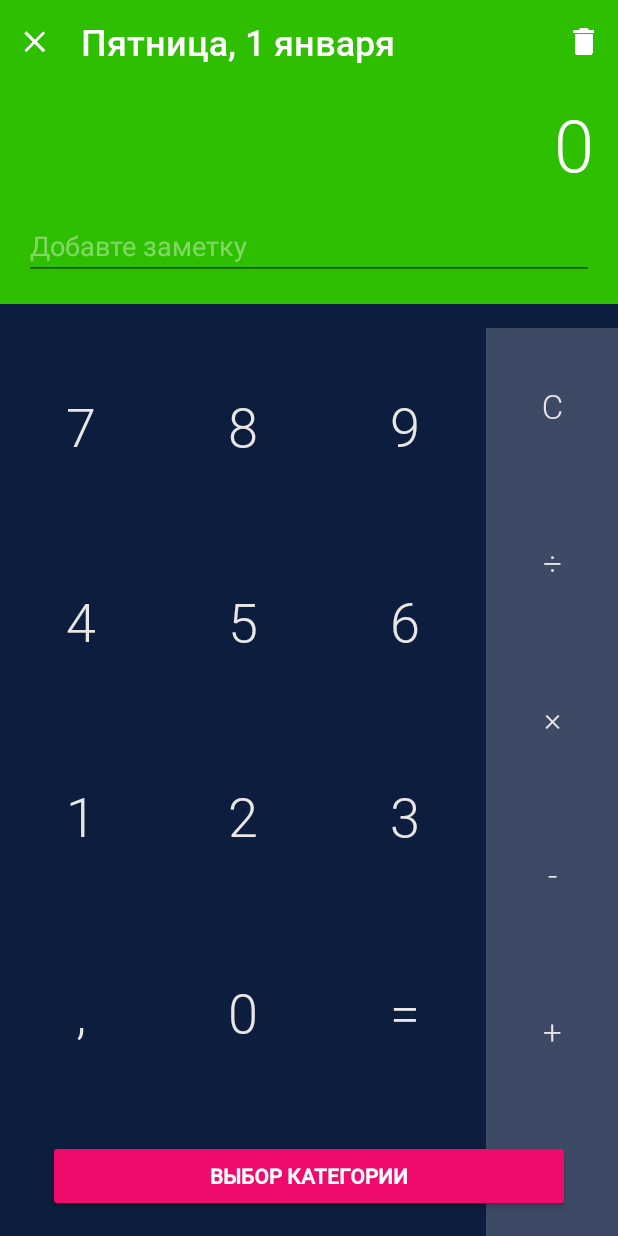
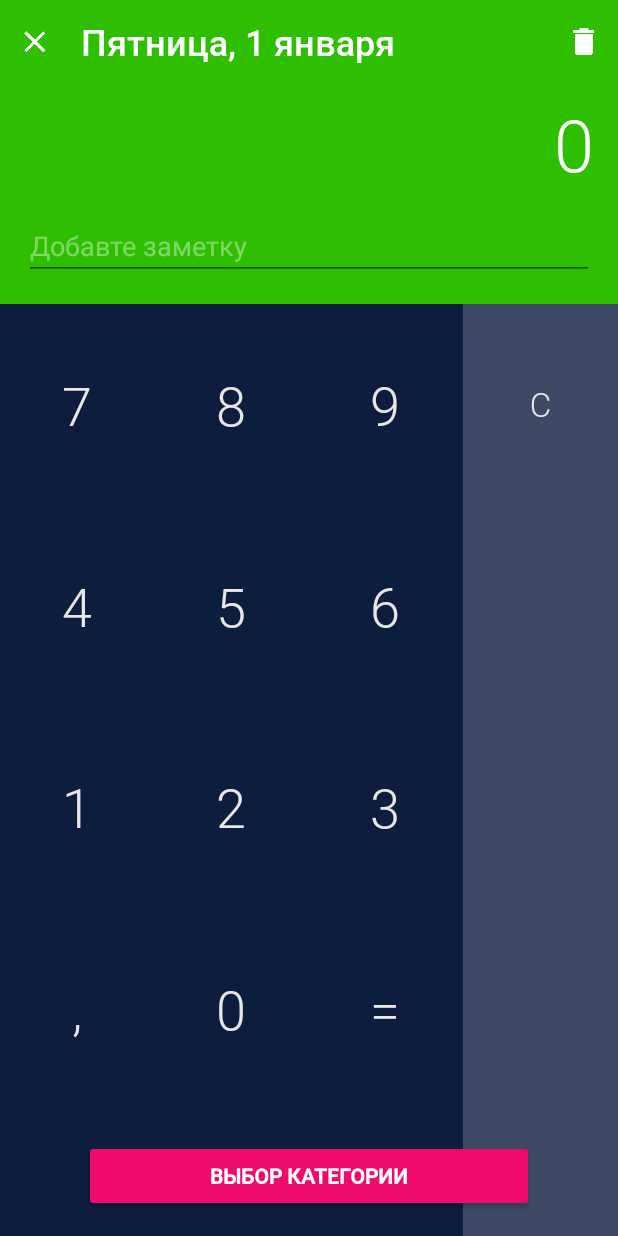
Before and after one commit to art7384/my-budget, an Android app: the GreenTransactionActivity screen opened directly, with no data from a screen before it, on a phone screen of 412 x 824 dp. Run offline under Robolectric (Android 15) with nearby library versions, the phone set to English and light mode, and no system bars; 2 statements that could not run were skipped.

Commit message:
Добавление категории

```diff
--- a/app/src/main/res/layout/activity_transaction_editor.xml
+++ b/app/src/main/res/layout/activity_transaction_editor.xml
@@ -68,7 +68,7 @@
         android:layout_marginHorizontal="16dp"
         android:hint="@string/add_note"
         android:imeOptions="actionDone"
-        android:inputType="textCapWords"
+        android:inputType="textCapSentences"
         android:textColor="#fff"
         android:textColorHint="#66ffffff" />
 
@@ -76,9 +76,9 @@
         android:layout_marginTop="16sp"
         android:orientation="vertical"
         android:layout_width="match_parent"
-        android:layout_height="match_parent"
-        android:background="@color/dark"
-        android:paddingTop="16dp">
+        android:layout_height="0dp"
+        android:layout_weight="1"
+        android:background="@color/dark">
 
         <include layout="@layout/layaut_keyboard" />
 
--- a/app/src/main/res/layout/layaut_kategory.xml
+++ b/app/src/main/res/layout/layaut_kategory.xml
@@ -19,13 +19,14 @@
         android:layout_weight="1"/>
 
     <Button
+        android:layout_gravity="center_horizontal"
         style="@style/MyButtonStyle.Colored"
         android:id="@+id/layautKategory_Button_addKategory"
         android:text="Добавить категорию"
         android:layout_marginTop="16dp"
         android:layout_marginRight="16dp"
         android:layout_marginLeft="16dp"
-        android:layout_width="match_parent"
+        android:layout_width="300dp"
         android:layout_height="wrap_content"
         android:layout_margin="16dp"/>
 
--- a/app/src/main/res/layout/layaut_keyboard.xml
+++ b/app/src/main/res/layout/layaut_keyboard.xml
@@ -7,84 +7,14 @@
     android:orientation="vertical">
 
     <LinearLayout
-        android:id="@+id/contOpiration"
-        android:layout_width="wrap_content"
+        android:layout_width="match_parent"
         android:layout_height="match_parent"
-        android:layout_alignParentRight="true"
-        android:background="#33ffffff"
-        android:orientation="vertical">
-
-        <Button
-            android:id="@+id/c"
-            style="@style/Button.Cal"
-            android:layout_width="wrap_content"
-            android:layout_height="0dp"
-            android:layout_weight="1"
-            android:padding="0dp"
-            android:text="c"
-            android:textSize="22sp" />
-
-        <Button
-            android:id="@+id/delit"
-            style="@style/Button.Cal"
-            android:layout_width="wrap_content"
-            android:layout_height="0dp"
-            android:layout_weight="1"
-            android:padding="0dp"
-            android:text="÷"
-            android:textSize="22sp" />
-
-        <Button
-            android:id="@+id/mult"
-            style="@style/Button.Cal"
-            android:layout_width="wrap_content"
-            android:layout_height="0dp"
-            android:layout_weight="1"
-            android:padding="0dp"
-            android:text="×"
-            android:textSize="22sp" />
-
-        <Button
-            android:id="@+id/min"
-            style="@style/Button.Cal"
-            android:layout_width="wrap_content"
-            android:layout_height="0dp"
-            android:layout_weight="1"
-            android:padding="0dp"
-            android:text="-"
-            android:textSize="22sp" />
-
-        <Button
-            android:id="@+id/cplus"
-            style="@style/Button.Cal"
-            android:layout_width="wrap_content"
-            android:layout_height="0dp"
-            android:layout_weight="1"
-            android:padding="0dp"
-            android:text="+"
-            android:textSize="22sp" />
-
-        <View
-            android:layout_width="1dp"
-            android:layout_height="84dp" />
-
-    </LinearLayout>
-
-    <!--CheckBox
-        android:id="@+id/done"
-        android:layout_width="wrap_content"
-        android:layout_height="wrap_content"
-        android:layout_marginHorizontal="16dp"
-        android:fontFamily="@font/roboto_regular"
-        android:text="@string/already_spent_received"
-        android:textColor="@color/text_cal" /-->
+        android:orientation="horizontal">
 
         <LinearLayout
             android:layout_width="0dp"
+            android:layout_weight="3"
             android:layout_height="match_parent"
-        android:layout_alignParentLeft="true"
-        android:layout_below="@+id/done"
-        android:layout_toLeftOf="@+id/contOpiration"
             android:orientation="vertical">
 
             <LinearLayout
@@ -229,10 +159,89 @@
 
         </LinearLayout>
 
+        <LinearLayout
+            android:id="@+id/contOpiration"
+            android:layout_width="0dp"
+            android:layout_weight="1"
+            android:layout_height="match_parent"
+            android:background="#33ffffff"
+            android:orientation="vertical">
+
             <Button
+                android:id="@+id/c"
+                style="@style/Button.Cal"
+                android:layout_width="match_parent"
+                android:layout_height="0dp"
+                android:layout_weight="1"
+                android:padding="0dp"
+                android:text="c"
+                android:textSize="22sp" />
+
+            <Button
+                android:id="@+id/delit"
+                style="@style/Button.Cal"
+                android:layout_width="match_parent"
+                android:layout_height="0dp"
+                android:layout_weight="1"
+                android:padding="0dp"
+                android:text="÷"
+                android:textSize="22sp"
+                android:visibility="invisible" />
+
+            <Button
+                android:id="@+id/mult"
+                style="@style/Button.Cal"
+                android:layout_width="match_parent"
+                android:layout_height="0dp"
+                android:layout_weight="1"
+                android:padding="0dp"
+                android:text="×"
+                android:textSize="22sp"
+                android:visibility="invisible" />
+
+            <Button
+                android:id="@+id/min"
+                style="@style/Button.Cal"
+                android:layout_width="match_parent"
+                android:layout_height="0dp"
+                android:layout_weight="1"
+                android:padding="0dp"
+                android:text="-"
+                android:textSize="22sp"
+                android:visibility="invisible" />
+
+            <Button
+                android:id="@+id/cplus"
+                style="@style/Button.Cal"
+                android:layout_width="match_parent"
+                android:layout_height="0dp"
+                android:layout_weight="1"
+                android:padding="0dp"
+                android:text="+"
+                android:textSize="22sp"
+                android:visibility="gone" />
+
+            <View
+                android:layout_width="1dp"
+                android:layout_height="84dp" />
+
+        </LinearLayout>
+
+        <!--CheckBox
+            android:id="@+id/done"
+            android:layout_width="wrap_content"
+            android:layout_height="wrap_content"
+            android:layout_marginHorizontal="16dp"
+            android:fontFamily="@font/roboto_regular"
+            android:text="@string/already_spent_received"
+            android:textColor="@color/text_cal" /-->
+    </LinearLayout>
+
+    <Button
+        android:layout_centerHorizontal="true"
         android:id="@+id/selectCategory"
         style="@style/MyButtonStyle.Colored"
-        android:layout_width="match_parent"
+        android:layout_width="300dp"
         android:layout_height="wrap_content"
         android:layout_alignParentBottom="true"
         android:layout_gravity="center_vertical"
```
Also changed, not shown: app/src/main/java/com/itechmobile/budget/ui/editor/category/EmojiCategoryActivity.kt (+5 -14 lines), app/src/main/java/com/itechmobile/budget/ui/editor/category/NameCategoryActivity.kt (+40 -11 lines), app/src/main/java/com/itechmobile/budget/ui/editor/transaction/BaseTransactionEditor.kt (+17 -2 lines), app/src/main/res/layout/activity_name_category.xml (+5 -2 lines). Lines whose indentation alone changed are shown as unchanged.
